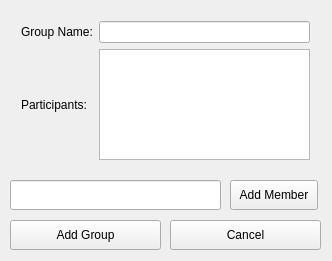
Above: add_group.ui from allenh1/timefuse-client before the change. Below: the same form after it.
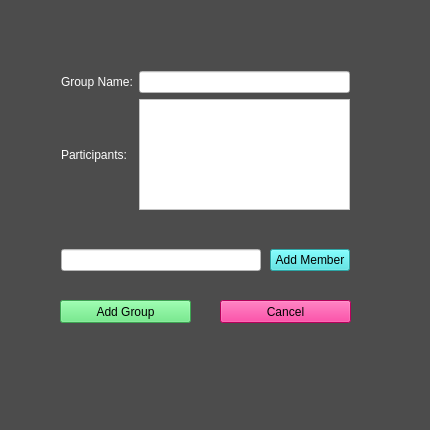
That is the form after the change.

Commit message:
added colors to the ui of account settings
Made our UI great again.

Patch:
```diff
--- a/add_group.ui
+++ b/add_group.ui
@@ -6,28 +6,39 @@
    <rect>
     <x>0</x>
     <y>0</y>
-    <width>332</width>
-    <height>261</height>
+    <width>430</width>
+    <height>430</height>
    </rect>
   </property>
   <property name="windowTitle">
    <string>Add Group</string>
   </property>
+  <property name="styleSheet">
+   <string notr="true">background-color: rgb(76, 76, 76);</string>
+  </property>
   <widget class="QWidget" name="gridLayoutWidget">
    <property name="geometry">
     <rect>
-     <x>10</x>
-     <y>10</y>
+     <x>50</x>
+     <y>60</y>
      <width>311</width>
      <height>161</height>
     </rect>
    </property>
    <layout class="QGridLayout" name="gridLayout">
-    <item row="1" column="1">
-     <widget class="QLineEdit" name="group_name"/>
+    <item row="2" column="1">
+     <widget class="QListWidget" name="member_list">
+      <property name="styleSheet">
+       <string notr="true">background-color: rgb(255, 255, 255);</string>
+      </property>
+     </widget>
     </item>
     <item row="1" column="0">
      <widget class="QLabel" name="label">
+      <property name="styleSheet">
+       <string notr="true">color: rgb(255, 255, 255);
+font: 12pt &quot;Courier&quot;;</string>
+      </property>
       <property name="text">
        <string>Group Name:</string>
       </property>
@@ -35,63 +46,99 @@
     </item>
     <item row="2" column="0">
      <widget class="QLabel" name="label_2">
+      <property name="styleSheet">
+       <string notr="true">font: 12pt &quot;Courier&quot;;
+color: rgb(255, 255, 255);</string>
+      </property>
       <property name="text">
        <string>Participants:</string>
       </property>
      </widget>
     </item>
-    <item row="2" column="1">
-     <widget class="QListWidget" name="member_list"/>
+    <item row="1" column="1">
+     <widget class="QLineEdit" name="group_name">
+      <property name="styleSheet">
+       <string notr="true">background-color: rgb(255, 255, 255);</string>
+      </property>
+     </widget>
     </item>
    </layout>
   </widget>
-  <widget class="QPushButton" name="back_button">
+  <widget class="QWidget" name="horizontalLayoutWidget">
    <property name="geometry">
     <rect>
-     <x>170</x>
-     <y>220</y>
-     <width>151</width>
-     <height>30</height>
+     <x>50</x>
+     <y>230</y>
+     <width>311</width>
+     <height>61</height>
     </rect>
    </property>
-   <property name="text">
-    <string>Cancel</string>
-   </property>
+   <layout class="QHBoxLayout" name="horizontalLayout">
+    <item>
+     <widget class="QLineEdit" name="add_member_input">
+      <property name="styleSheet">
+       <string notr="true">background-color: rgb(255, 255, 255);</string>
+      </property>
+     </widget>
+    </item>
+    <item>
+     <spacer name="horizontalSpacer">
+      <property name="orientation">
+       <enum>Qt::Vertical</enum>
+      </property>
+      <property name="sizeHint" stdset="0">
+       <size>
+        <width>3</width>
+        <height>10</height>
+       </size>
+      </property>
+     </spacer>
+    </item>
+    <item>
+     <widget class="QPushButton" name="add_member">
+      <property name="styleSheet">
+       <string notr="true">font: 12pt &quot;Courier&quot;;
+background-color: rgb(61, 229, 229);</string>
+      </property>
+      <property name="text">
+       <string>Add Member</string>
+      </property>
+     </widget>
+    </item>
+   </layout>
   </widget>
   <widget class="QPushButton" name="add_group_button">
    <property name="geometry">
     <rect>
-     <x>10</x>
-     <y>220</y>
-     <width>151</width>
-     <height>30</height>
+     <x>60</x>
+     <y>300</y>
+     <width>131</width>
+     <height>23</height>
     </rect>
    </property>
+   <property name="styleSheet">
+    <string notr="true">font: 12pt &quot;Courier&quot;;
+background-color: rgb(86, 231, 115);</string>
+   </property>
    <property name="text">
     <string>Add Group</string>
    </property>
   </widget>
-  <widget class="QLineEdit" name="add_member_input">
+  <widget class="QPushButton" name="back_button">
    <property name="geometry">
     <rect>
-     <x>10</x>
-     <y>180</y>
-     <width>211</width>
-     <height>30</height>
+     <x>220</x>
+     <y>300</y>
+     <width>131</width>
+     <height>23</height>
     </rect>
    </property>
-  </widget>
-  <widget class="QPushButton" name="add_member">
-   <property name="geometry">
-    <rect>
-     <x>230</x>
-     <y>180</y>
-     <width>88</width>
-     <height>30</height>
-    </rect>
+   <property name="styleSheet">
+    <string notr="true">font: 12pt &quot;Courier&quot;;
+background-color: rgb(255, 0, 128);</string>
    </property>
    <property name="text">
-    <string>Add Member</string>
+    <string>Cancel</string>
    </property>
   </widget>
  </widget>
```
The commit also changes 13 other files.
